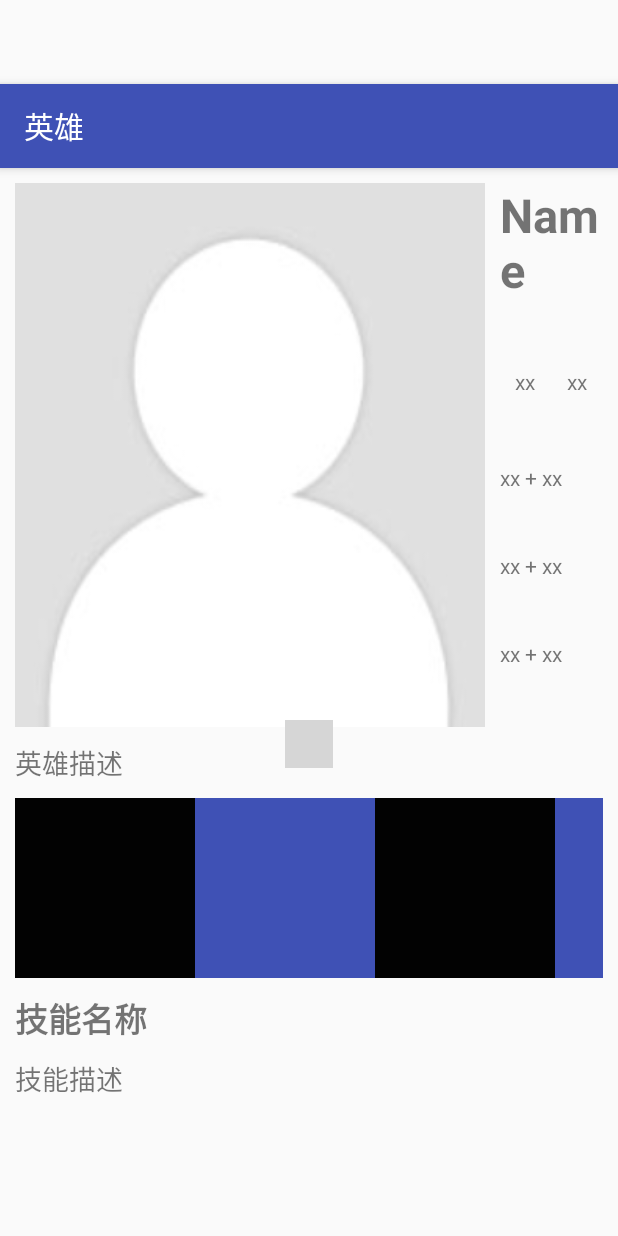
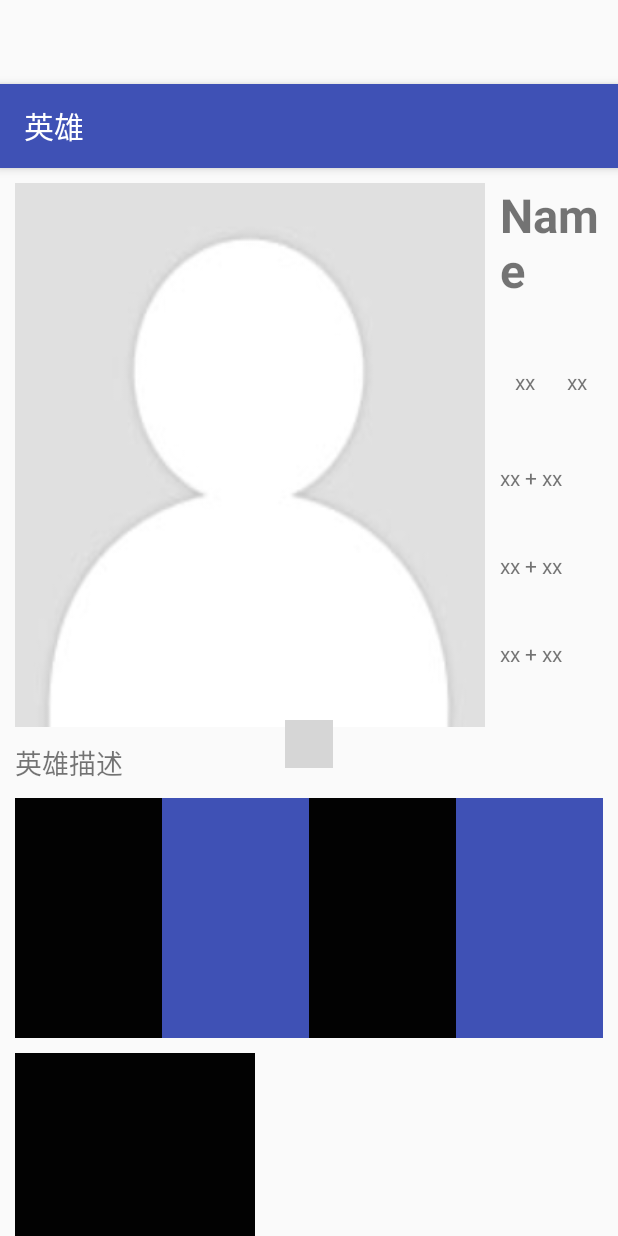
Before and after one commit to CoderAldrich/DotaMin-, an Android app: the layout activity_hero_detail.xml on its own in the app's theme, with its tools: preview values and no code run, on a phone screen of 412 x 824 dp. Run offline under Robolectric (Android 15) with nearby library versions, the phone set to English and light mode, and no system bars; plain views replace LoadingPopPoint; grey boxes are pictures that could not be loaded.

Commit message:
完善了英雄详情界面，增加了技能图片

```diff
--- a/app/src/main/res/layout/activity_hero_detail.xml
+++ b/app/src/main/res/layout/activity_hero_detail.xml
@@ -135,31 +135,35 @@
                 android:orientation="horizontal"
                 android:layout_marginBottom="10dp">
                 <ImageView
-                    android:id="@+id/skill_1"
-                    android:layout_width="180px"
-                    android:layout_height="180px"
+                    android:layout_weight="1"
+                    android:id="@+id/iv_skill_1"
+                    android:layout_width="240px"
+                    android:layout_height="240px"
                     android:src="@color/colorBlack"/>
                 <ImageView
-                    android:id="@+id/skill_2"
-                    android:layout_width="180px"
-                    android:layout_height="180px"
+                    android:layout_weight="1"
+                    android:id="@+id/iv_skill_2"
+                    android:layout_width="240px"
+                    android:layout_height="240px"
                     android:src="@color/colorPrimary"/>
                 <ImageView
-                    android:id="@+id/skill_3"
-                    android:layout_width="180px"
-                    android:layout_height="180px"
+                    android:layout_weight="1"
+                    android:id="@+id/iv_skill_3"
+                    android:layout_width="240px"
+                    android:layout_height="240px"
                     android:src="@color/colorBlack"/>
                 <ImageView
-                    android:id="@+id/skill_4"
-                    android:layout_width="180px"
-                    android:layout_height="180px"
+                    android:layout_weight="1"
+                    android:id="@+id/iv_skill_4"
+                    android:layout_width="240px"
+                    android:layout_height="240px"
                     android:src="@color/colorPrimary"/>
-                <ImageView
-                    android:id="@+id/skill_5"
-                    android:layout_width="180px"
-                    android:layout_height="180px"
-                    android:src="@color/colorBlack"/>
             </LinearLayout>
+            <ImageView
+                android:id="@+id/iv_skill_5"
+                android:layout_width="240px"
+                android:layout_height="240px"
+                android:src="@color/colorBlack"/>
             <TextView
                 android:paddingBottom="10dp"
                 android:layout_width="match_parent"
```
Also changed, not shown: app/src/main/java/com/example/levent_j/dotamin_/activity/HeroDetailActivity.java (+72 -26 lines).
